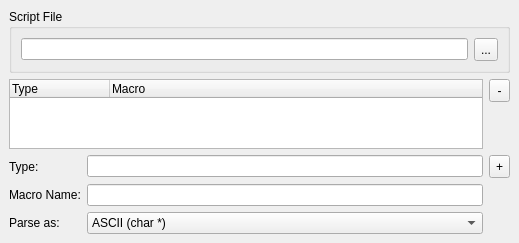
Before: the Qt Designer form src/plugins/debugger/gdbtypemacros.ui in qt-creator/qt-creator, drawn with Qt 5.
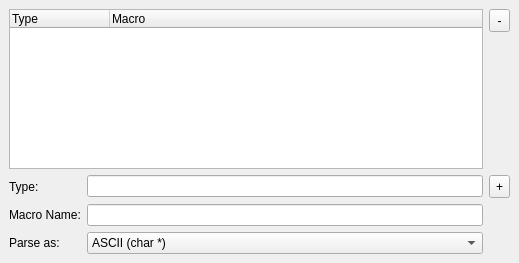
After: the same form once the commit is applied. Icons and pictures are not drawn.

The edit to the form file:
```diff
--- a/src/plugins/debugger/gdbtypemacros.ui
+++ b/src/plugins/debugger/gdbtypemacros.ui
@@ -3,67 +3,36 @@
  <comment></comment>
  <exportmacro></exportmacro>
  <class>TypeMacroPage</class>
- <widget class="QWidget" name="TypeMacroPage" >
-  <property name="geometry" >
+ <widget class="QWidget" name="TypeMacroPage">
+  <property name="geometry">
    <rect>
     <x>0</x>
     <y>0</y>
     <width>519</width>
-    <height>238</height>
+    <height>263</height>
    </rect>
   </property>
   <property name="windowTitle" >
    <string>Form</string>
   </property>
-  <layout class="QVBoxLayout" >
-   <property name="margin" >
-    <number>9</number>
-   </property>
-   <property name="spacing" >
+  <layout class="QVBoxLayout">
+   <property name="spacing">
     <number>6</number>
    </property>
+   <property name="margin">
+    <number>9</number>
+   </property>
    <item>
-    <widget class="QGroupBox" name="groupBox" >
-     <property name="title" >
-      <string>Script File</string>
-     </property>
-     <layout class="QHBoxLayout" >
-      <property name="margin" >
-       <number>9</number>
-      </property>
-      <property name="spacing" >
-       <number>6</number>
-      </property>
-      <item>
-       <widget class="QLineEdit" name="scriptEdit" />
-      </item>
-      <item>
-       <widget class="QToolButton" name="scriptButton" >
-        <property name="minimumSize" >
-         <size>
-          <width>21</width>
-          <height>23</height>
-         </size>
-        </property>
-        <property name="text" >
-         <string>...</string>
-        </property>
-       </widget>
-      </item>
-     </layout>
-    </widget>
-   </item>
-   <item>
-    <layout class="QGridLayout" >
-     <property name="margin" >
+    <layout class="QGridLayout">
+     <property name="margin">
       <number>0</number>
      </property>
-     <property name="spacing" >
+     <property name="spacing">
       <number>6</number>
      </property>
-     <item row="0" column="0" colspan="2" >
-      <widget class="QTreeWidget" name="treeWidget" >
-       <property name="rootIsDecorated" >
+     <item row="0" column="0" colspan="2">
+      <widget class="QTreeWidget" name="treeWidget">
+       <property name="rootIsDecorated">
         <bool>false</bool>
        </property>
        <column>
@@ -78,9 +47,9 @@
        </column>
       </widget>
      </item>
-     <item row="1" column="2" >
-      <widget class="QToolButton" name="addButton" >
-       <property name="minimumSize" >
+     <item row="1" column="2">
+      <widget class="QToolButton" name="addButton">
+       <property name="minimumSize">
         <size>
          <width>21</width>
          <height>23</height>
@@ -94,34 +63,34 @@
        </property>
       </widget>
      </item>
-     <item row="2" column="0" >
-      <widget class="QLabel" name="label_2" >
-       <property name="text" >
+     <item row="2" column="0">
+      <widget class="QLabel" name="label_2">
+       <property name="text">
         <string>Macro Name:</string>
        </property>
       </widget>
      </item>
-     <item row="3" column="0" >
-      <widget class="QLabel" name="label_3" >
-       <property name="text" >
+     <item row="3" column="0">
+      <widget class="QLabel" name="label_3">
+       <property name="text">
         <string>Parse as:</string>
        </property>
       </widget>
      </item>
-     <item row="2" column="1" >
-      <widget class="QLineEdit" name="macroEdit" />
+     <item row="2" column="1">
+      <widget class="QLineEdit" name="macroEdit"/>
      </item>
-     <item row="0" column="2" >
-      <layout class="QVBoxLayout" >
-       <property name="margin" >
+     <item row="0" column="2">
+      <layout class="QVBoxLayout">
+       <property name="spacing">
         <number>0</number>
        </property>
-       <property name="spacing" >
+       <property name="margin">
         <number>0</number>
        </property>
        <item>
-        <widget class="QToolButton" name="delButton" >
-         <property name="minimumSize" >
+        <widget class="QToolButton" name="delButton">
+         <property name="minimumSize">
           <size>
            <width>21</width>
            <height>23</height>
@@ -150,18 +119,18 @@
        </item>
       </layout>
      </item>
-     <item row="1" column="1" >
-      <widget class="QLineEdit" name="typeEdit" />
+     <item row="1" column="1">
+      <widget class="QLineEdit" name="typeEdit"/>
      </item>
-     <item row="1" column="0" >
-      <widget class="QLabel" name="label" >
-       <property name="text" >
+     <item row="1" column="0">
+      <widget class="QLabel" name="label">
+       <property name="text">
         <string>Type:</string>
        </property>
       </widget>
      </item>
-     <item row="3" column="1" >
-      <widget class="QComboBox" name="parseAsBox" >
+     <item row="3" column="1">
+      <widget class="QComboBox" name="parseAsBox">
        <item>
         <property name="text" >
          <string>ASCII (char *)</string>
```
Left out of the diff: 37 changed lines with no effect on the pictures.
